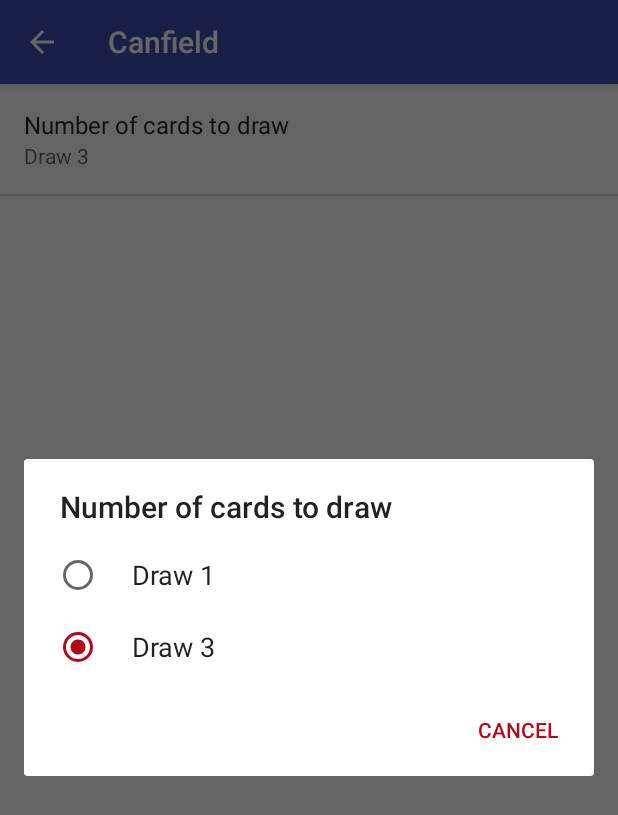
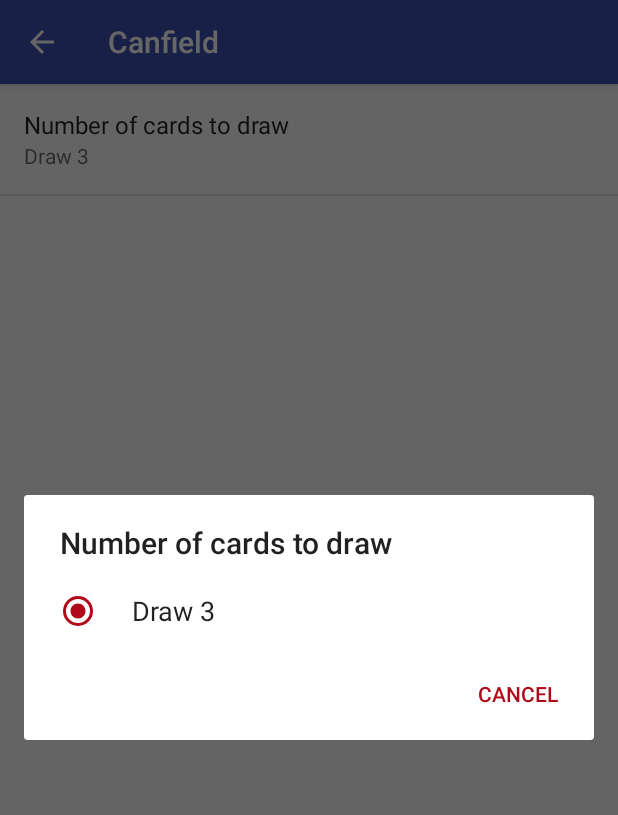
Before and after one commit to GianiDriesen/Simple-Solitaire-master, an Android app: the SettingsGames screen opened directly, with no data from a screen before it, after a tap on "Number of cards to draw", on a phone screen of 412 x 824 dp. Shown: the top 815 px of the screen. Run offline under Robolectric (Android 15) with nearby library versions, the phone set to English and light mode, and no system bars; 1 other tap on this screen came first.

Commit message:
Fixed set draw 3

```diff
--- a/app/src/main/java/de/tobiasbielefeld/solitaire/SharedData.java
+++ b/app/src/main/java/de/tobiasbielefeld/solitaire/SharedData.java
@@ -334,8 +334,8 @@ public class SharedData {
         DEFAULT_FORTYEIGHT_LIMITED_RECYCLES = res.getBoolean(R.bool.default_fortyeight_limited_recycles);
         DEFAULT_YUKON_RULES = res.getStringArray(R.array.pref_yukon_rules_values)[0];
         DEFAULT_KLONDIKE_DRAW = res.getStringArray(R.array.pref_draw_values)[0];
-        DEFAULT_VEGAS_DRAW = res.getStringArray(R.array.pref_draw_values)[1];
-        DEFAULT_CANFIELD_DRAW = res.getStringArray(R.array.pref_draw_values)[1];
+        DEFAULT_VEGAS_DRAW = res.getStringArray(R.array.pref_draw_values)[0];
+        DEFAULT_CANFIELD_DRAW = res.getStringArray(R.array.pref_draw_values)[0];
 
         GAME_REDEAL_COUNT = res.getString(R.string.game_recycle_count);
         GAME_WON = res.getString(R.string.game_won);
--- a/app/src/main/res/values/array.xml
+++ b/app/src/main/res/values/array.xml
@@ -14,7 +14,6 @@
     </string-array>
 
     <string-array name="pref_draw_values" translatable="false">
-        <item>1</item>
         <item>3</item>
     </string-array>
 
@@ -108,7 +107,6 @@
     </string-array>
 
     <string-array name="pref_draw_titles">
-        <item>Draw 1</item>
         <item>Draw 3</item>
     </string-array>
 
--- a/app/src/main/res/xml/pref_games_klondike.xml
+++ b/app/src/main/res/xml/pref_games_klondike.xml
@@ -2,13 +2,14 @@
 <PreferenceScreen xmlns:android="http://schemas.android.com/apk/res/android">
 
     <de.tobiasbielefeld.solitaire.classes.ListPreferenceWithSummary
-        android:defaultValue="1"
+        android:defaultValue="3"
         android:entries="@array/pref_draw_titles"
         android:entryValues="@array/pref_draw_values"
         android:key="@string/pref_key_klondike_draw"
         android:negativeButtonText="@string/game_cancel"
         android:positiveButtonText="@null"
         android:summary="%s"
-        android:title="@string/settings_klondike_draw" />
+        android:title="@string/settings_klondike_draw"
+        android:enabled="false"/>
 
 </PreferenceScreen>
```
Also changed, not shown: 1 other file.
